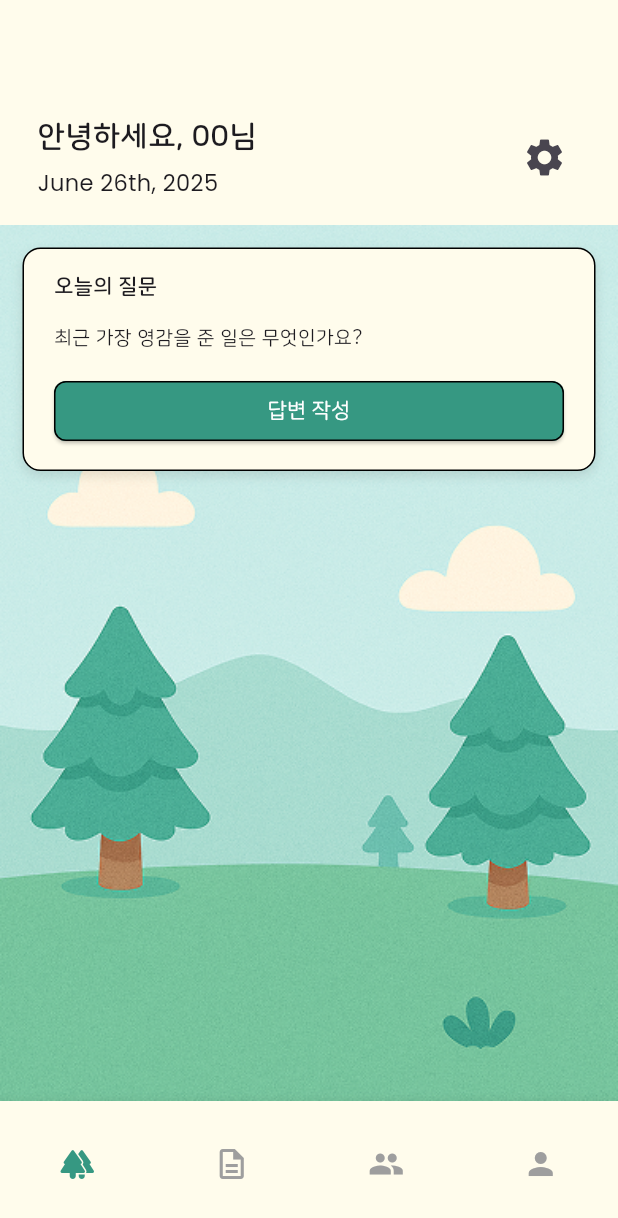
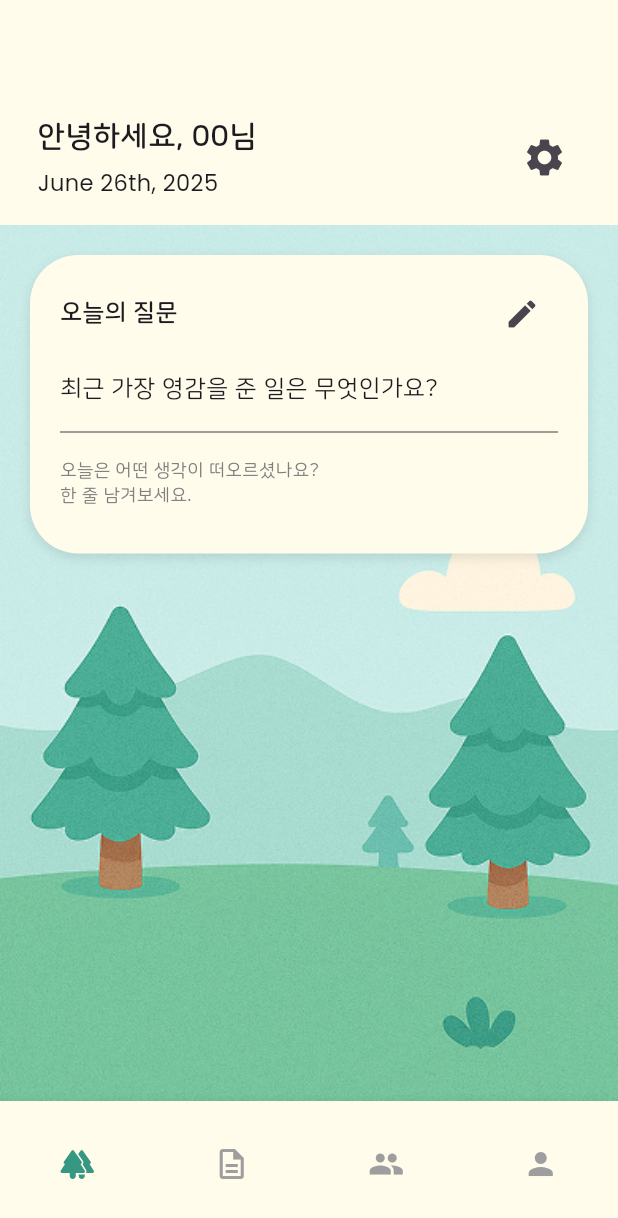
Before and after one commit to IDEA-SOOP/frontend, a Flutter app: the HomeScreen screen opened directly, on a phone screen of 412 x 824 dp. Shown: the top 1218 px of the screen. Run offline on Flutter 3.47's test engine with Material 3 defaults, Android fonts, the phone set to English and light mode, and no system bars.

Commit message:
chore: 오늘의질문 답변창 수정

```diff
--- a/lib/screen/home_screen.dart
+++ b/lib/screen/home_screen.dart
@@ -186,8 +186,14 @@ class HomeBottomNav extends StatelessWidget {
             ),
             label: "idea block",
           ),
-          const BottomNavigationBarItem(icon: Icon(Icons.people), label: "community"),
-          const BottomNavigationBarItem(icon: Icon(Icons.person), label: "user"),
+          const BottomNavigationBarItem(
+            icon: Icon(Icons.people),
+            label: "community",
+          ),
+          const BottomNavigationBarItem(
+            icon: Icon(Icons.person),
+            label: "user",
+          ),
         ],
         backgroundColor: backgroundColor,
         type: BottomNavigationBarType.fixed,
@@ -223,12 +229,11 @@ class HomeQuestionCard extends StatelessWidget {
   @override
   Widget build(BuildContext context) {
     return Container(
-      margin: const EdgeInsets.all(15),
+      margin: const EdgeInsets.all(20),
       padding: const EdgeInsets.fromLTRB(20, 15, 20, 15),
       decoration: BoxDecoration(
         color: backgroundColor,
-        borderRadius: BorderRadius.circular(12),
-        border: Border.all(),
+        borderRadius: BorderRadius.circular(32),
         boxShadow: [
           BoxShadow(
             color: Colors.black.withOpacity(0.1),
@@ -240,61 +245,57 @@ class HomeQuestionCard extends StatelessWidget {
       child: Column(
         crossAxisAlignment: CrossAxisAlignment.start,
         children: [
-          const Text(
+          Row(
+            children: [
+              Expanded(
+                child: const Text(
                   "오늘의 질문",
-            style: TextStyle(fontSize: 14, fontWeight: FontWeight.bold),
+                  style: TextStyle(fontSize: 16, fontWeight: FontWeight.bold),
+                ),
+              ),
+              if (!isAnswering)
+                IconButton(
+                  onPressed: (savedAnswer == null || savedAnswer == "") ? onStartAnswer : onEditAnswer,
+                  icon: Icon(Icons.edit_rounded),
+                ),
+            ],
           ),
           const SizedBox(height: 15),
-          const Text("최근 가장 영감을 준 일은 무엇인가요?", style: TextStyle(fontSize: 13)),
-          const SizedBox(height: 15),
+          const Text("최근 가장 영감을 준 일은 무엇인가요?", style: TextStyle(fontSize: 16)),
+          const SizedBox(height: 12),
+
           if (savedAnswer == null || savedAnswer == "") ...[
             if (!isAnswering)
-              ElevatedButton(
-                onPressed: onStartAnswer,
-                style: ElevatedButton.styleFrom(
-                  backgroundColor: pointColorStrong,
-                  shape: RoundedRectangleBorder(
-                    borderRadius: BorderRadius.circular(8),
-                    side: const BorderSide(color: Colors.black),
+              Column(
+                crossAxisAlignment: CrossAxisAlignment.start,
+                children: [
+                  Divider(color: textColorThird, height: 10),
+                  SizedBox(height: 12),
+                  Text(
+                    "오늘은 어떤 생각이 떠오르셨나요?\n한 줄 남겨보세요.",
+                    style: TextStyle(color: textColorThird, fontSize: 12),
                   ),
-                ),
-                child: const Center(
-                  child: Text("답변 작성", style: TextStyle(color: Colors.white)),
-                ),
+                ],
               )
             else
+              Column(
+                children: [
+                  SizedBox(height: 12,),
                   _AnswerField(
                     controller: answerController,
                     onCancel: onCancel,
                     onSave: onSave,
                     isEdit: false,
                   ),
+                ],
+              ),
           ] else ...[
             if (!isAnswering) ...[
-              const Divider(color: Colors.grey, thickness: 1),
+              Divider(color: textColorThird, height: 10),
+              SizedBox(height: 15),
               Text(
                 savedAnswer!,
-                style: const TextStyle(fontSize: 13, color: Colors.black87),
-              ),
-              const SizedBox(height: 20),
-              Row(
-                children: [
-                  const Spacer(),
-                  ElevatedButton(
-                    onPressed: onEditAnswer,
-                    style: ElevatedButton.styleFrom(
-                      backgroundColor: pointColorStrong,
-                      shape: RoundedRectangleBorder(
-                        borderRadius: BorderRadius.circular(8),
-                        side: const BorderSide(color: Colors.black),
-                      ),
-                    ),
-                    child: const Text(
-                      "수정",
-                      style: TextStyle(fontSize: 13, color: Colors.white),
-                    ),
-                  ),
-                ],
+                style: const TextStyle(fontSize: 16, color: textColorFirst),
               ),
             ] else
               _AnswerField(
@@ -304,6 +305,7 @@ class HomeQuestionCard extends StatelessWidget {
                 isEdit: true,
               ),
           ],
+          SizedBox(height: 15),
         ],
       ),
     );
@@ -327,16 +329,23 @@ class _AnswerField extends StatelessWidget {
   Widget build(BuildContext context) {
     return Column(
       children: [
-        TextField(
+        Container(
+          decoration: BoxDecoration(
+            color: backgroundColorStrong,
+            borderRadius: BorderRadius.circular(10)
+          ),
+          child: TextField(
             controller: controller,
             maxLines: 4,
             decoration: InputDecoration(
-            border: OutlineInputBorder(borderRadius: BorderRadius.circular(8)),
+              border: InputBorder.none,
+              contentPadding: EdgeInsets.all(10),
               hintText: isEdit ? null : "여기에 당신의 생각을 자유롭게 적어보세요.",
-            hintStyle: const TextStyle(fontSize: 13, color: Colors.black),
+              hintStyle: const TextStyle(fontSize: 13, color: textColorThird),
             ),
           ),
-        const SizedBox(height: 10),
+        ),
+        const SizedBox(height: 20),
         Row(
           mainAxisAlignment: MainAxisAlignment.end,
           children: [
```
Lines whose indentation alone changed are shown as unchanged.
